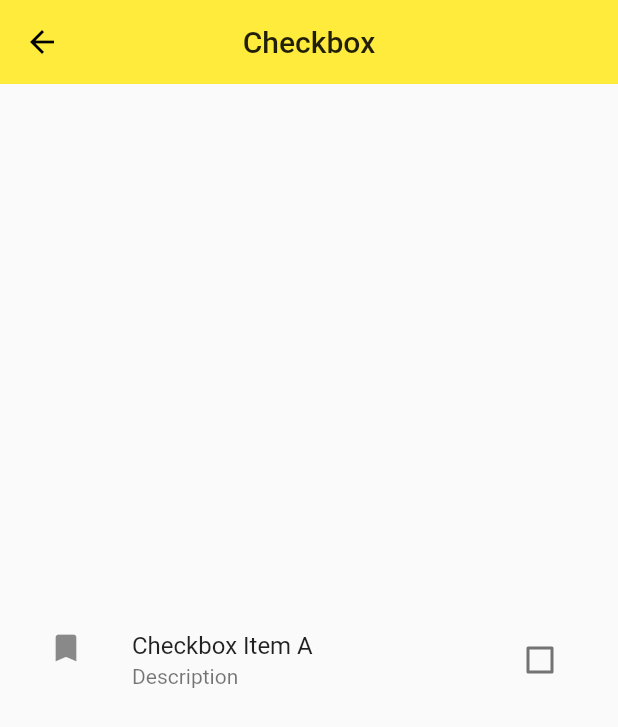
After one commit to peakerWu/flutter, a Flutter app: the screen it shows after launch, after a tap on "Checkbox", on a phone screen of 412 x 824 dp. The commit adds this screen. Shown: the top 727 px of the screen. Run offline on Flutter 3.47's test engine with Material 2 defaults, Android fonts, the phone set to English and light mode, and no system bars.

Commit message:
material components

```diff
--- /dev/null
+++ b/lib/demo/checkbox_demo.dart
@@ -0,0 +1,57 @@
+import 'package:flutter/material.dart';
+
+class CheckboxDemo extends StatefulWidget {
+  CheckboxDemo({Key key}) : super(key: key);
+
+  _CheckboxDemoState createState() => _CheckboxDemoState();
+}
+
+class _CheckboxDemoState extends State<CheckboxDemo> {
+
+  bool _checkboxItemA = false;
+
+  @override
+  Widget build(BuildContext context) {
+    return Scaffold(
+      appBar: AppBar(
+        title: Text('Checkbox'),
+        elevation: 0.0,
+        centerTitle: true,
+      ),
+      body: Container(
+        padding: EdgeInsets.all(16.0),
+        child: Column(
+          mainAxisAlignment: MainAxisAlignment.center,
+          children: <Widget>[
+            CheckboxListTile(
+              value: _checkboxItemA,
+              title: Text('Checkbox Item A'),
+              subtitle: Text('Description'),
+              secondary: Icon(Icons.bookmark),
+              selected: _checkboxItemA,
+              onChanged: (value) {
+                setState(() {
+                 _checkboxItemA = value;
+                });
+              },
+            ),
+            Row(
+              mainAxisAlignment: MainAxisAlignment.center,
+              children: <Widget>[
+                // Checkbox(
+                //   value: _checkboxItemA,
+                //   activeColor: Colors.black,
+                //   onChanged: (value) {
+                //     setState(() {
+                //       _checkboxItemA = value;
+                //     });
+                //    },
+                // )
+              ],
+            )
+          ],
+        ),
+      ),
+    );
+  }
+}
--- a/lib/demo/form_demo.dart
+++ b/lib/demo/form_demo.dart
@@ -6,6 +6,9 @@ class FormDemo extends StatelessWidget {
   @override
   Widget build(BuildContext context) {
     return Scaffold(
+      appBar: AppBar(
+        title: Text('Form'),
+      ),
       body: Theme(
         data: Theme.of(context).copyWith(
           primaryColor: Colors.orange
--- a/lib/demo/material-components.dart
+++ b/lib/demo/material-components.dart
@@ -1,4 +1,8 @@
 import 'package:flutter/material.dart';
+import './form_demo.dart';
+import './checkbox_demo.dart';
+import './radio_demo.dart';
+import './datetime_demo.dart';
 
 class MaterialComponentsDemo extends StatelessWidget {
 
@@ -17,8 +21,19 @@ class MaterialComponentsDemo extends StatelessWidget {
     return Container(
       child: Scaffold(
         appBar: AppBar(
-          title: Text('FloatingActionDemo'),
+          title: Text('MaterialComponents'),
           elevation: 0.0,
+          centerTitle: true,
+        ),
+        body: Container(
+          child: ListView(
+            children: <Widget>[
+              ListItem(title: 'DateTimeDemo', page: DateTimeDemo()),
+              ListItem(title: 'RadioDemo', page: RadioDemo()),
+              ListItem(title: 'Checkbox', page: CheckboxDemo()),
+              ListItem(title: 'Form', page: FormDemo())
+            ],
+          ),
         ),
         floatingActionButton: _floatingActionButton,
         floatingActionButtonLocation: FloatingActionButtonLocation.centerDocked,
@@ -31,3 +46,56 @@ class MaterialComponentsDemo extends StatelessWidget {
     );
   }
 }
+
+class ListItem extends StatelessWidget {
+  final String title;
+  final Widget page;
+
+  ListItem({
+    this.title,
+    this.page,
+  });
+
+  @override
+  Widget build(BuildContext context) {
+    return Container(
+      child: ListTile(
+        title: Text(title),
+        onTap: () {
+          Navigator.of(context).push(
+            MaterialPageRoute(builder: (context) => page),
+          );
+        },
+      ),
+    );
+  }
+}
+
+class ScaffoldDemo extends StatelessWidget {
+  const ScaffoldDemo({Key key}) : super(key: key);
+
+  @override
+  Widget build(BuildContext context) {
+    return Scaffold(
+      appBar: AppBar(
+        title: Text('Checkbox'),
+        elevation: 0.0,
+        centerTitle: true,
+      ),
+      body: Container(
+        padding: EdgeInsets.all(16.0),
+        child: Column(
+          mainAxisAlignment: MainAxisAlignment.center,
+          children: <Widget>[
+            Row(
+              mainAxisAlignment: MainAxisAlignment.center,
+              children: <Widget>[
+
+              ],
+            )
+          ],
+        ),
+      ),
+    );
+  }
+}
--- a/pubspec.yaml
+++ b/pubspec.yaml
@@ -19,7 +19,7 @@ environment:
 dependencies:
   flutter:
     sdk: flutter
-
+  intl: 0.16.0
   # The following adds the Cupertino Icons font to your application.
   # Use with the CupertinoIcons class for iOS style icons.
   cupertino_icons: ^0.1.2
```
Also changed, not shown: lib/demo/datetime_demo.dart (added, +87 -0 lines), lib/demo/radio_demo.dart (added, +51 -0 lines), pubspec.lock.
